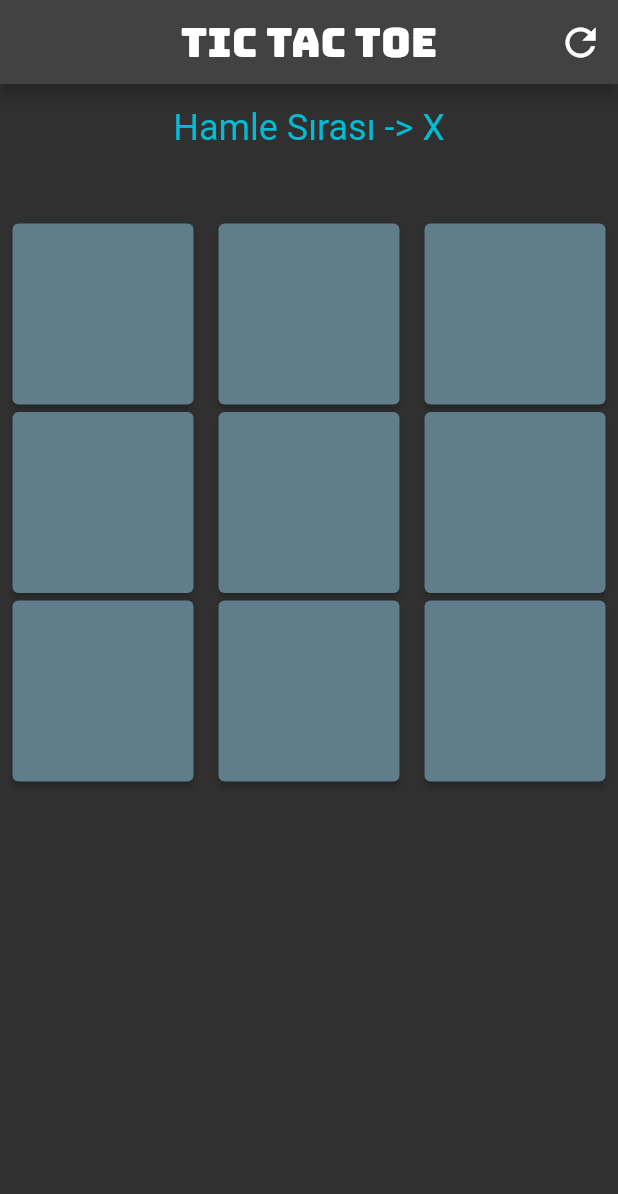
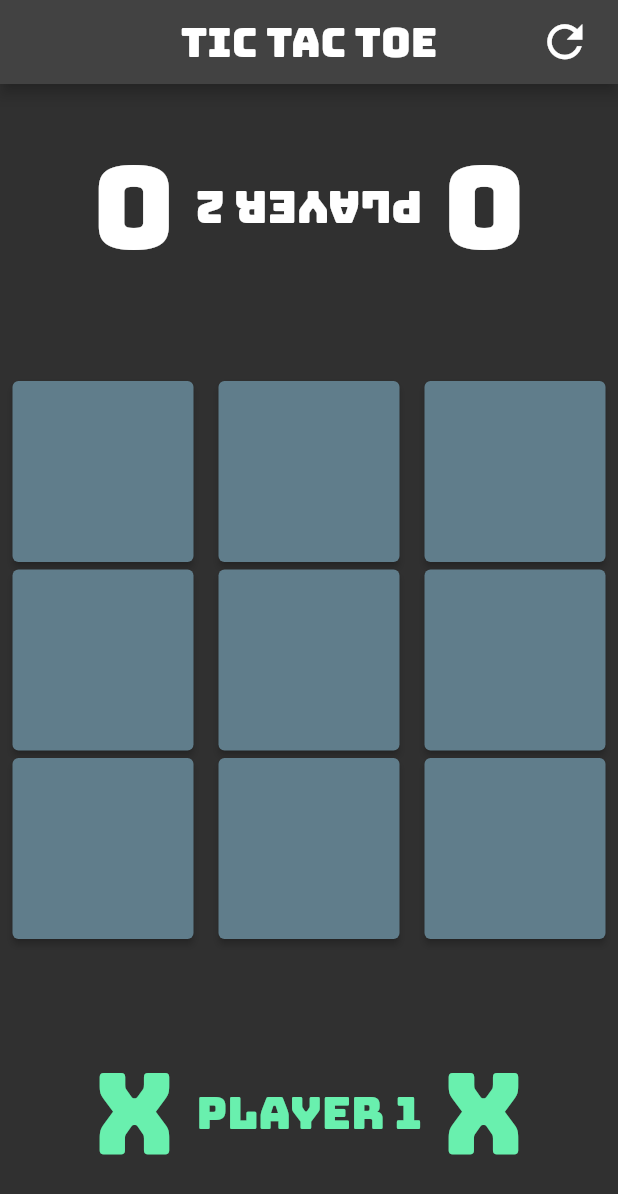
Before and after one commit to furkanayyildiz55/tic_tac_toe, a Flutter app: the screen it shows after launch, on a phone screen of 412 x 824 dp. Shown: the top 1194 px of the screen. Run offline on Flutter 3.47's test engine with Material 2 defaults, Android fonts, the phone set to English and light mode, and no system bars; our stand-ins replace google_fonts.

Commit message:
UI UPDATE

```diff
--- a/lib/main.dart
+++ b/lib/main.dart
@@ -19,7 +19,10 @@ class MyApp extends StatelessWidget {
             AppBarTheme(centerTitle: true, titleTextStyle: GoogleFonts.bungee(fontSize: 27)),
         primarySwatch: Colors.blueGrey,
         brightness: Brightness.dark,
-        textTheme: GoogleFonts.bungeeTextTheme(TextTheme(bodyLarge: TextStyle(fontSize: 100))),
+        textTheme: GoogleFonts.bungeeTextTheme(TextTheme(
+            bodyLarge: TextStyle(fontSize: 100, color: Colors.white),
+            bodyMedium: TextStyle(fontSize: 75, color: Colors.white),
+            bodySmall: TextStyle(fontSize: 30, color: Colors.white))),
       ),
       home: const GameScreen(),
     );
--- /dev/null
+++ b/lib/product/game_theme.dart
@@ -0,0 +1,5 @@
+import 'package:flutter/material.dart';
+
+class GameTheme {
+  final Color activePlayerColor = Colors.greenAccent;
+}
--- a/lib/screens/game_screen.dart
+++ b/lib/screens/game_screen.dart
@@ -1,5 +1,6 @@
 import 'package:flutter/material.dart';
 import 'package:flutter/services.dart';
+import 'package:tic_tac_toe/widgets/score_board.dart';
 
 class GameScreen extends StatefulWidget {
   const GameScreen({Key? key}) : super(key: key);
@@ -31,7 +32,6 @@ class _GameScreenState extends State<GameScreen> {
 
   @override
   Widget build(BuildContext context) {
-    print("player1: $player1Point --- player2: $player2Point");
     if (!start) {
       boxTextStyle = List.filled(9, Theme.of(context).textTheme.bodyLarge!);
       moves = List.filled(9, 0);
@@ -42,7 +42,6 @@ class _GameScreenState extends State<GameScreen> {
     }
     final screenWidth = MediaQuery.of(context).size.width;
     final boxEdge = (screenWidth - 50) / 3;
-    print(moves);
 
     Widget _box(int count) {
       return SizedBox(
@@ -50,7 +49,8 @@ class _GameScreenState extends State<GameScreen> {
         width: boxEdge,
         child: ElevatedButton(
           onPressed: () {
-            setState(() {
+            setState(
+              () {
                 if (moves[count] == 0) {
                   if (orderPlayers) {
                     moves[count] = 1;
@@ -60,26 +60,12 @@ class _GameScreenState extends State<GameScreen> {
                   orderPlayers = !orderPlayers;
                   pointsWinner(moves);
                   moveCounter--;
-                print(moveCounter);
-
                   if (moveCounter == 0) {
-                  showDialog(
-                      context: context,
-                      builder: (BuildContext context) {
-                        return AlertDialog(
-                          title: Text(checkWinner()),
-                          actions: [
-                            ElevatedButton(
-                                onPressed: () {
-                                  Navigator.pop(context);
-                                },
-                                child: Text("Tekrar Oyna"))
-                          ],
-                        );
-                      });
+                    _showDialog(context);
                   }
                 }
-            });
+              },
+            );
           },
           child: Text(
             _boxtitle(count),
@@ -92,26 +78,29 @@ class _GameScreenState extends State<GameScreen> {
     return Scaffold(
       appBar: AppBar(
         title: const Text("Tic Tac Toe"),
-        actions: const [
+        actions: [
           Padding(
               padding: EdgeInsets.only(right: 10),
-            child: Icon(
-              Icons.refresh_outlined,
-              size: 30,
-            ),
-          )
+              child: IconButton(
+                onPressed: () {
+                  _gameRefresh();
+                },
+                icon: Icon(Icons.refresh),
+                iconSize: 35,
+              )),
         ],
       ),
       body: Column(
+        mainAxisAlignment: MainAxisAlignment.spaceAround,
         crossAxisAlignment: CrossAxisAlignment.center,
-        //mainAxisAlignment: MainAxisAlignment.spaceEvenly,
         mainAxisSize: MainAxisSize.max,
         children: [
-          Padding(
-            padding: const EdgeInsets.only(top: 15, bottom: 50),
-            child: Text(orderPlayers ? "Hamle Sırası -> X" : "Hamle Sırası -> O",
-                style: Theme.of(context).textTheme.headline5?.copyWith(color: Colors.cyan)),
+          ScoreBoard(
+            orderPlayers: !orderPlayers,
+            transform: true,
           ),
+          Column(
+            children: [
               Row(
                 mainAxisAlignment: MainAxisAlignment.spaceAround,
                 children: [
@@ -120,9 +109,7 @@ class _GameScreenState extends State<GameScreen> {
                   _box(2),
                 ],
               ),
-          Container(
-            height: 5,
-          ),
+              _boxSpaces(),
               Row(
                 mainAxisAlignment: MainAxisAlignment.spaceAround,
                 children: [
@@ -131,9 +118,7 @@ class _GameScreenState extends State<GameScreen> {
                   _box(5),
                 ],
               ),
-          Container(
-            height: 5,
-          ),
+              _boxSpaces(),
               Row(
                 mainAxisAlignment: MainAxisAlignment.spaceAround,
                 children: [
@@ -144,7 +129,43 @@ class _GameScreenState extends State<GameScreen> {
               ),
             ],
           ),
+          ScoreBoard(
+            orderPlayers: orderPlayers,
+          ),
+        ],
+      ),
     );
+  }
+
+  Container _boxSpaces() {
+    return Container(
+      height: 5,
+    );
+  }
+
+  void _showDialog(BuildContext context) {
+    showDialog(
+      context: context,
+      builder: (BuildContext context) {
+        return AlertDialog(
+          title: Text(checkWinner()),
+          actions: [
+            ElevatedButton(
+                onPressed: () {
+                  Navigator.pop(context);
+                  _gameRefresh();
+                },
+                child: Text("Tekrar Oyna"))
+          ],
+        );
+      },
+    );
+  }
+
+  void _gameRefresh() {
+    setState(() {
+      start = false;
+    });
   }
 
   String _boxtitle(int count) {
@@ -160,60 +181,72 @@ class _GameScreenState extends State<GameScreen> {
     if (moves[0] == 1 && moves[1] == 1 && moves[2] == 1 && control[0]) {
       player1Point++;
       control[0] = false;
+      _redLine([0, 1, 2]);
     }
     if (moves[0] == 2 && moves[1] == 2 && moves[2] == 2 && control[1]) {
       player2Point++;
       control[1] = false;
+      _redLine([0, 1, 2]);
     }
 
     //row2
     if (moves[3] == 1 && moves[4] == 1 && moves[5] == 1 && control[2]) {
       player1Point++;
       control[2] = false;
+      _redLine([3, 4, 5]);
     }
     if (moves[3] == 2 && moves[4] == 2 && moves[5] == 2 && control[3]) {
       player2Point++;
       control[3] = false;
+      _redLine([3, 4, 5]);
     }
 
     //row3
     if (moves[6] == 1 && moves[7] == 1 && moves[8] == 1 && control[4]) {
       player1Point++;
       control[4] = false;
+      _redLine([6, 7, 8]);
     }
     if (moves[6] == 2 && moves[7] == 2 && moves[8] == 2 && control[5]) {
       player1Point++;
       control[5] = false;
+      _redLine([6, 7, 8]);
     }
 
     //col1
     if (moves[0] == 1 && moves[3] == 1 && moves[6] == 1 && control[6]) {
       player1Point++;
       control[6] = false;
+      _redLine([0, 3, 6]);
     }
     if (moves[0] == 2 && moves[3] == 2 && moves[6] == 2 && control[7]) {
       player2Point++;
       control[7] = false;
+      _redLine([0, 3, 6]);
     }
 
     //col2
     if (moves[1] == 1 && moves[4] == 1 && moves[7] == 1 && control[8]) {
       player1Point++;
       control[8] = false;
+      _redLine([1, 4, 7]);
     }
     if (moves[1] == 2 && moves[4] == 2 && moves[7] == 2 && control[9]) {
       player2Point++;
       control[9] = false;
+      _redLine([1, 4, 7]);
     }
 
     //col3
     if (moves[2] == 1 && moves[5] == 1 && moves[8] == 1 && control[10]) {
       player1Point++;
       control[10] = false;
+      _redLine([2, 5, 8]);
     }
     if (moves[2] == 2 && moves[5] == 2 && moves[8] == 2 && control[11]) {
       player2Point++;
       control[11] = false;
+      _redLine([2, 5, 8]);
     }
 
     //diagonal1
@@ -221,20 +254,24 @@ class _GameScreenState extends State<GameScreen> {
     if (moves[0] == 1 && moves[4] == 1 && moves[8] == 1 && control[12]) {
       player1Point++;
       control[12] = false;
+      _redLine([0, 4, 8]);
     }
     if (moves[0] == 2 && moves[4] == 2 && moves[8] == 2 && control[13]) {
       player2Point++;
       control[13] = false;
+      _redLine([0, 4, 8]);
     }
 
     //diagonal2
     if (moves[2] == 1 && moves[4] == 1 && moves[6] == 1 && control[14]) {
       player1Point++;
       control[14] = false;
+      _redLine([2, 4, 6]);
     }
     if (moves[2] == 2 && moves[4] == 2 && moves[6] == 2 && control[15]) {
       player2Point++;
       control[15] = false;
+      _redLine([2, 4, 6]);
     }
   }
 
@@ -242,9 +279,17 @@ class _GameScreenState extends State<GameScreen> {
     if (player1Point == player2Point) {
       return "Berabere";
     } else if (player1Point > player2Point) {
-      return "Player1 Kazandı -- X";
+      return "Player 1 Kazandı -- X";
     } else {
-      return "Player2 Kazandı -- O";
+      return "Player 2 Kazandı -- O";
     }
   }
+
+  void _redLine(List<int> boxNumber) {
+    final redStyle = Theme.of(context).textTheme.bodyLarge?.copyWith(color: Colors.deepOrange);
+
+    boxNumber.forEach((element) {
+      boxTextStyle[element] = redStyle!;
+    });
   }
+}
--- /dev/null
+++ b/lib/widgets/score_board.dart
@@ -0,0 +1,73 @@
+import 'dart:math';
+
+import 'package:flutter/material.dart';
+import 'package:tic_tac_toe/product/game_theme.dart';
+
+class ScoreBoard extends StatefulWidget {
+  ScoreBoard({Key? key, required this.orderPlayers, this.transform = false}) : super(key: key);
+  bool orderPlayers;
+  bool transform;
+  //oyuncu 1 = True = x
+  //oyuncu 2 = False = O
+
+  @override
+  State<ScoreBoard> createState() => _ScoreBoardState();
+}
+
+class _ScoreBoardState extends State<ScoreBoard> with GameTheme {
+  @override
+  Widget build(BuildContext context) {
+    TextStyle? scoreBoardStyleSmall = widget.orderPlayers
+        ? Theme.of(context).textTheme.bodySmall?.copyWith(color: GameTheme().activePlayerColor)
+        : Theme.of(context).textTheme.bodySmall;
+
+    TextStyle? scoreBoardStyleMedium = widget.orderPlayers
+        ? Theme.of(context).textTheme.bodyMedium?.copyWith(color: GameTheme().activePlayerColor)
+        : Theme.of(context).textTheme.bodyMedium;
+
+    if (!widget.transform) {
+      //x
+      return Column(
+        children: [
+          Row(
+            mainAxisAlignment: MainAxisAlignment.center,
+            children: [
+              Text("X", style: scoreBoardStyleMedium),
+              Text(
+                "  Player 1  ",
+                style: scoreBoardStyleSmall,
+              ),
+              Text(
+                "X",
+                style: scoreBoardStyleMedium,
+              )
+            ],
+          )
+        ],
+      );
+    } else {
+      return Transform(
+        transform: Matrix4.rotationZ(pi),
+        alignment: Alignment.center,
+        child: Column(
+          children: [
+            Row(
+              mainAxisAlignment: MainAxisAlignment.center,
+              children: [
+                Text("O", style: scoreBoardStyleMedium),
+                Text(
+                  "  Player 2  ",
+                  style: scoreBoardStyleSmall,
+                ),
+                Text(
+                  "O",
+                  style: scoreBoardStyleMedium,
+                )
+              ],
+            )
+          ],
+        ),
+      );
+    }
+  }
+}
```
Also changed, not shown: lib/widgets/box.dart (added, +15 -0 lines). Lines whose indentation alone changed are shown as unchanged.
